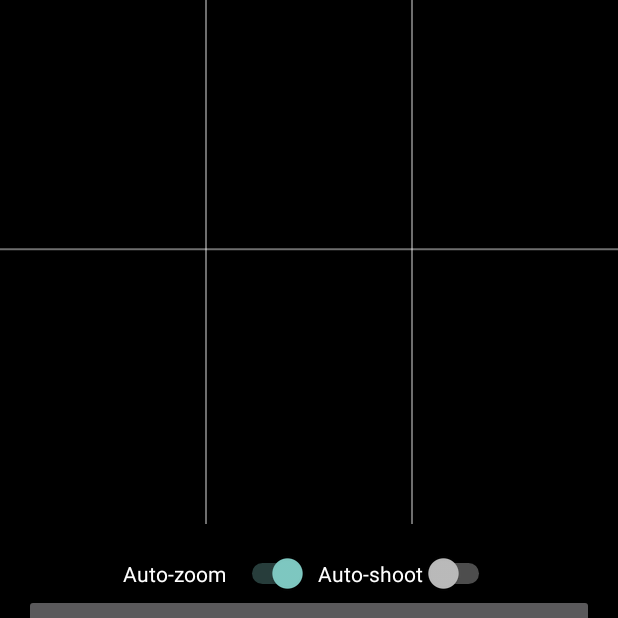
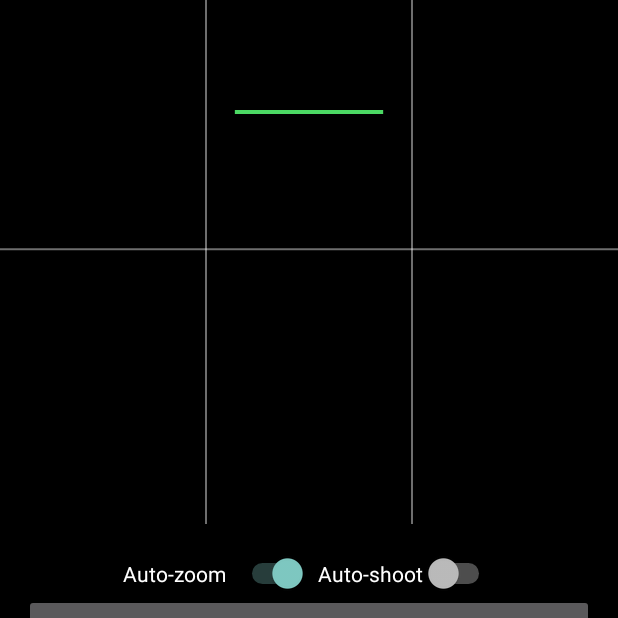
Before and after one commit to forselljayjo801-web/CameraComp, an Android app: the screen it shows after launch (MainActivity), on a phone screen of 412 x 824 dp, the part 506-1124 px from its top. Run offline under Robolectric (Android 15) with nearby library versions, the phone set to English and light mode, and no system bars; libraries missing offline, so code that uses them is left out: androidx.camera.core, androidx.camera.lifecycle, androidx.camera.view; 4 statements that could not run were skipped.

Commit message:
Update OverlayView.kt

```diff
--- a/app/src/main/java/com/example/composeshot/OverlayView.kt
+++ b/app/src/main/java/com/example/composeshot/OverlayView.kt
@@ -7,14 +7,21 @@ import android.graphics.Paint
 import android.graphics.RectF
 import android.view.View
 
-/** Draws on the 3:4 preview rect (preview uses FIT_CENTER, so the rect matches exactly). */
 class OverlayView(context: Context) : View(context) {
     var result: CompositionResult? = null
+        set(v) { field = v; invalidate() }
+    var levelAngleDeg: Float = 0f
+        set(v) { field = v; invalidate() }
+    var focusPoint: Pair<Float, Float>? = null
         set(v) { field = v; invalidate() }
 
     private val grid = Paint().apply { color = Color.argb(110, 255, 255, 255); strokeWidth = 2f }
     private val box = Paint().apply { style = Paint.Style.STROKE; strokeWidth = 6f }
     private val dot = Paint().apply { color = Color.WHITE; style = Paint.Style.STROKE; strokeWidth = 5f }
+    private val level = Paint().apply { color = Color.rgb(255, 204, 0); strokeWidth = 4f }
+    private val focusRing = Paint().apply {
+        color = Color.rgb(255, 204, 0); style = Paint.Style.STROKE; strokeWidth = 3f
+    }
 
     private fun content(): RectF {
         val ar = 3f / 4f
@@ -34,6 +41,21 @@ class OverlayView(context: Context) : View(context) {
             c.drawLine(x, r.top, x, r.bottom, grid)
             c.drawLine(r.left, y, r.right, y, grid)
         }
+
+        // Horizon level: short line at screen centre, tilts with the phone.
+        val cx = r.centerX(); val cy = r.centerY()
+        val half = r.width() * 0.12f
+        val rad = Math.toRadians(levelAngleDeg.toDouble())
+        val dx = (half * Math.cos(rad)).toFloat()
+        val dy = (half * Math.sin(rad)).toFloat()
+        level.color = if (kotlin.math.abs(levelAngleDeg) < 2f) Color.rgb(76, 217, 100) else Color.rgb(255, 204, 0)
+        c.drawLine(cx - dx, cy - dy, cx + dx, cy + dy, level)
+
+        // Tap-to-focus ring.
+        focusPoint?.let { (fx, fy) ->
+            c.drawCircle(r.left + fx * r.width(), r.top + fy * r.height(), 70f, focusRing)
+        }
+
         val res = result ?: return
         box.color = when {
             res.score >= 80 -> Color.rgb(76, 217, 100)
```
